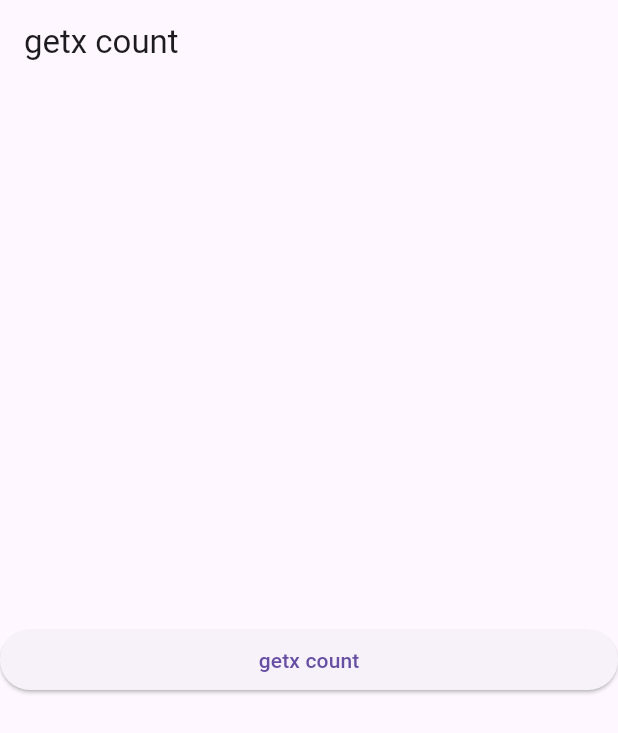
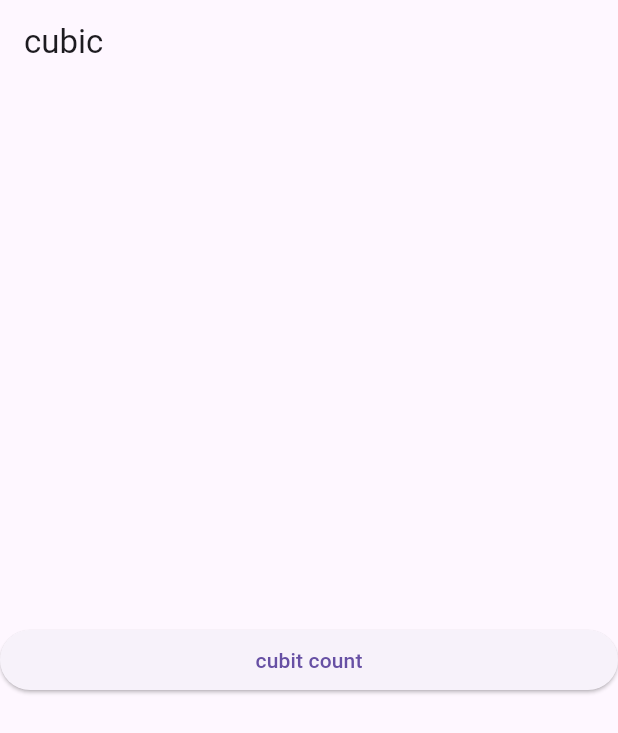
Before and after one commit to Shin-SeungHun/flutter_status_management, a Flutter app: the App screen opened directly, on a phone screen of 412 x 824 dp. Shown: the top 733 px of the screen. Run offline on Flutter 3.47's test engine with Material 3 defaults, Android fonts, the phone set to English and light mode, and no system bars; our stand-ins replace flutter_bloc, freezed_annotation, get, get_it, go_router.

```diff
--- a/lib/counter/app.dart
+++ b/lib/counter/app.dart
@@ -1,5 +1,6 @@
 import 'package:flutter/material.dart';
-import 'package:flutter_status_management/counter/count_getx_controller.dart';
+import 'package:flutter_bloc/flutter_bloc.dart';
+import 'package:flutter_status_management/counter/count_cubit.dart';
 import 'package:flutter_status_management/counter/home.dart';
 import 'package:get/get.dart';
 
@@ -10,7 +11,7 @@ class App extends StatelessWidget {
   Widget build(BuildContext context) {
     return Scaffold(
       appBar: AppBar(
-        title: const Text('getx count'),
+        title: const Text('cubic'),
       ),
       body: Column(
         mainAxisAlignment: MainAxisAlignment.center,
@@ -19,16 +20,10 @@ class App extends StatelessWidget {
           ElevatedButton(
             onPressed: () {
               Get.to(
-                const Home(),
-                binding: BindingsBuilder(
-                  () {
-                    Get.put(CountGetxController());
-                  },
-                ),
-                duration: Duration.zero,
+                BlocProvider(create: (context) => CountCubit(), child: const Home()),
               );
             },
-            child: const Text('getx count'),
+            child: const Text('cubit count'),
           ),
         ],
       ),
```
